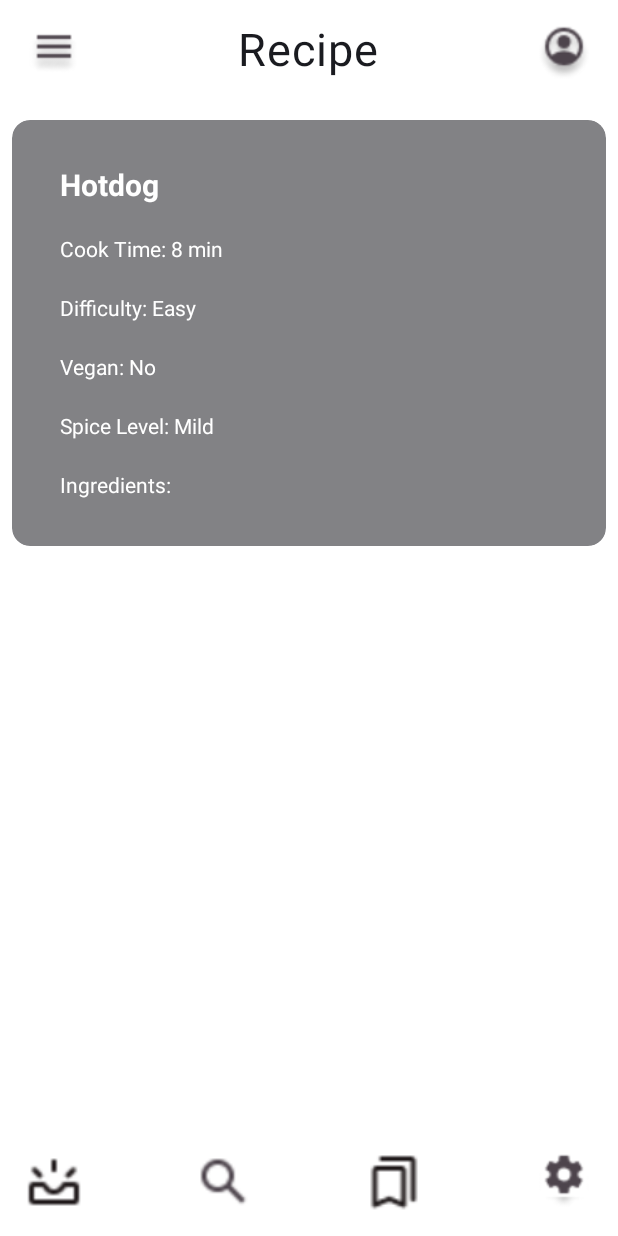
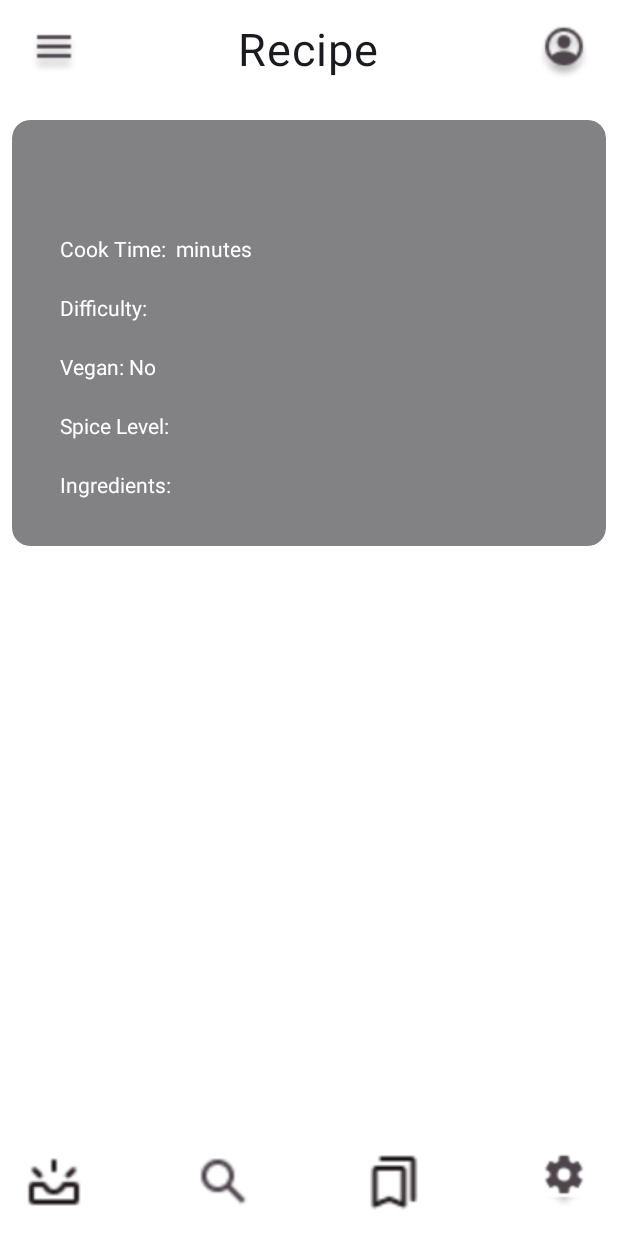
Before and after one commit to matfelhau/Mobilprogrammering2023, an Android app built with Jetpack Compose: the composable ShowRecipeLayout shown on its own in the app's theme, on a phone screen of 412 x 824 dp. Run offline under Robolectric (Android 15) with nearby library versions, the light colour scheme and no system bars; our stand-ins replace Firebase (no records; nobody signed in at launch, a user with empty details on screens opened directly).

Commit message:
Big update

```diff
--- a/app/src/main/java/com/example/matapp/screens/ShowRecipeScreen.kt
+++ b/app/src/main/java/com/example/matapp/screens/ShowRecipeScreen.kt
@@ -24,12 +24,13 @@ import androidx.compose.ui.text.font.FontWeight
 import androidx.compose.ui.unit.dp
 import androidx.compose.ui.unit.sp
 import androidx.navigation.NavController
+import com.example.matapp.Recipe
 import com.google.firebase.auth.FirebaseAuth
 
 
 
 @Composable
-fun ShowRecipeLayout(navController: NavController) {
+fun ShowRecipeLayout(navController: NavController, recipe: Recipe) {
     val auth = FirebaseAuth.getInstance()
 
     val customTextStyle = TextStyle(
@@ -74,15 +75,13 @@ fun ShowRecipeLayout(navController: NavController) {
                         verticalArrangement = Arrangement.SpaceBetween
                     ) {
                         Text(
-                            //text = recipe.title,
-                            text = "Hotdog",
+                            text = recipe.title,
                             style = customTextStyle,
                             color = Color.White
                         )
 
                         Text(
-                            //text = "Cook Time: ${recipe.cookTime} minutes",
-                            text = "Cook Time: 8 min",
+                            text = "Cook Time: ${recipe.cookTime} minutes",
                             style = TextStyle(
                                 fontSize = 14.sp,
                                 color = Color.White
@@ -90,8 +89,7 @@ fun ShowRecipeLayout(navController: NavController) {
                         )
 
                         Text(
-                            //text = "Difficulty: ${recipe.difficulty}",
-                            text = "Difficulty: Easy",
+                            text = "Difficulty: ${recipe.difficulty}",
                             style = TextStyle(
                                 fontSize = 14.sp,
                                 color = Color.White
@@ -99,8 +97,7 @@ fun ShowRecipeLayout(navController: NavController) {
                         )
 
                         Text(
-                            //text = "Vegan: ${if (recipe.isVegan) "Yes" else "No"}",
-                            text = "Vegan: No",
+                            text = "Vegan: ${if (recipe.isVegan) "Yes" else "No"}",
                             style = TextStyle(
                                 fontSize = 14.sp,
                                 color = Color.White
@@ -108,8 +105,7 @@ fun ShowRecipeLayout(navController: NavController) {
                         )
 
                         Text(
-                            //text = "Spice Level: ${recipe.spiceLevel}",
-                            text = "Spice Level: Mild",
+                            text = "Spice Level: ${recipe.spiceLevel}",
                             style = TextStyle(
                                 fontSize = 14.sp,
                                 color = Color.White
@@ -126,9 +122,8 @@ fun ShowRecipeLayout(navController: NavController) {
                     }
                 }
             }
+        Spacer(modifier = Modifier.weight(1f))
 
-
-                        Spacer(modifier = Modifier.weight(1f))
         BottomNavBar(
             onForYouClick = {
                 navController.navigate(Screen.ForYou.route)
@@ -145,25 +140,3 @@ fun ShowRecipeLayout(navController: NavController) {
         )
     }
 }
-
-
-
-
-
-/*
-@Composable
-fun CreateShowRecipeScreen(navController: NavController) {
-    ShowRecipeLayout(navController)
-}
-
-@Preview
-@Composable
-fun CreateShowRecipePreview() {
-val navController: NavController = rememberNavController()
-
-    MatappTheme {
-        CreateShowRecipeScreen(navController = navController)
-    }
-}
-
-*/
```
Also changed, not shown: app/src/main/java/com/example/matapp/MainActivity.kt (+9 -1 lines). Lines whose indentation alone changed are shown as unchanged.
